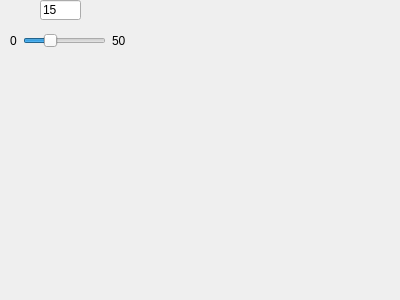
First picture: the form in uidemo25/form/config/systemconfig.ui, repository cgtcgr/cgt_project, before the edit.
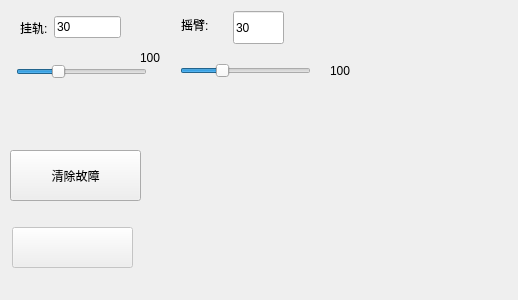
Second picture: the form after the edit.

What changed in the file:
```diff
--- a/uidemo25/form/config/systemconfig.ui
+++ b/uidemo25/form/config/systemconfig.ui
@@ -6,63 +6,174 @@
    <rect>
     <x>0</x>
     <y>0</y>
-    <width>400</width>
+    <width>518</width>
     <height>300</height>
    </rect>
   </property>
   <property name="windowTitle">
    <string>Form</string>
   </property>
-  <widget class="QLineEdit" name="lineEdit">
-   <property name="geometry">
-    <rect>
-     <x>40</x>
-     <y>0</y>
-     <width>41</width>
-     <height>20</height>
-    </rect>
-   </property>
-   <property name="text">
-    <string>15</string>
-   </property>
-  </widget>
-  <widget class="QWidget" name="layoutWidget">
+  <widget class="QPushButton" name="pushButton">
    <property name="geometry">
     <rect>
      <x>10</x>
-     <y>30</y>
-     <width>116</width>
-     <height>21</height>
+     <y>150</y>
+     <width>131</width>
+     <height>51</height>
+    </rect>
+   </property>
+   <property name="styleSheet">
+    <string notr="true">font: 18pt &quot;微软雅黑&quot;;</string>
+   </property>
+   <property name="text">
+    <string>清除故障</string>
+   </property>
+  </widget>
+  <widget class="QSlider" name="horizontalSlider_2">
+   <property name="geometry">
+    <rect>
+     <x>180</x>
+     <y>50</y>
+     <width>131</width>
+     <height>41</height>
+    </rect>
+   </property>
+   <property name="maximum">
+    <number>100</number>
+   </property>
+   <property name="singleStep">
+    <number>5</number>
+   </property>
+   <property name="value">
+    <number>30</number>
+   </property>
+   <property name="orientation">
+    <enum>Qt::Horizontal</enum>
+   </property>
+  </widget>
+  <widget class="QLineEdit" name="lineEdit_2">
+   <property name="geometry">
+    <rect>
+     <x>233</x>
+     <y>11</y>
+     <width>51</width>
+     <height>33</height>
+    </rect>
+   </property>
+   <property name="styleSheet">
+    <string notr="true">font: 12pt &quot;微软雅黑&quot;;</string>
+   </property>
+   <property name="text">
+    <string>30</string>
+   </property>
+  </widget>
+  <widget class="QLabel" name="label_3">
+   <property name="geometry">
+    <rect>
+     <x>330</x>
+     <y>60</y>
+     <width>24</width>
+     <height>22</height>
+    </rect>
+   </property>
+   <property name="text">
+    <string>100</string>
+   </property>
+  </widget>
+  <widget class="QLabel" name="label_5">
+   <property name="geometry">
+    <rect>
+     <x>181</x>
+     <y>11</y>
+     <width>45</width>
+     <height>27</height>
+    </rect>
+   </property>
+   <property name="styleSheet">
+    <string notr="true">font: 12pt &quot;微软雅黑&quot;;</string>
+   </property>
+   <property name="text">
+    <string>摇臂:</string>
+   </property>
+  </widget>
+  <widget class="QPushButton" name="pushButton_2">
+   <property name="enabled">
+    <bool>false</bool>
+   </property>
+   <property name="geometry">
+    <rect>
+     <x>12</x>
+     <y>227</y>
+     <width>121</width>
+     <height>41</height>
+    </rect>
+   </property>
+   <property name="text">
+    <string/>
+   </property>
+  </widget>
+  <widget class="QSlider" name="horizontalSlider">
+   <property name="geometry">
+    <rect>
+     <x>16</x>
+     <y>51</y>
+     <width>131</width>
+     <height>41</height>
+    </rect>
+   </property>
+   <property name="maximum">
+    <number>100</number>
+   </property>
+   <property name="singleStep">
+    <number>5</number>
+   </property>
+   <property name="value">
+    <number>30</number>
+   </property>
+   <property name="orientation">
+    <enum>Qt::Horizontal</enum>
+   </property>
+  </widget>
+  <widget class="QLabel" name="label">
+   <property name="geometry">
+    <rect>
+     <x>140</x>
+     <y>50</y>
+     <width>24</width>
+     <height>16</height>
+    </rect>
+   </property>
+   <property name="text">
+    <string>100</string>
+   </property>
+  </widget>
+  <widget class="QWidget" name="">
+   <property name="geometry">
+    <rect>
+     <x>20</x>
+     <y>10</y>
+     <width>101</width>
+     <height>35</height>
     </rect>
    </property>
    <layout class="QHBoxLayout" name="horizontalLayout">
     <item>
-     <widget class="QLabel" name="label_2">
+     <widget class="QLabel" name="label_4">
+      <property name="styleSheet">
+       <string notr="true">font: 12pt &quot;微软雅黑&quot;;</string>
+      </property>
       <property name="text">
-       <string>0</string>
+       <string>挂轨:</string>
       </property>
      </widget>
     </item>
     <item>
-     <widget class="QSlider" name="horizontalSlider">
-      <property name="maximum">
-       <number>50</number>
+     <widget class="QLineEdit" name="lineEdit">
+      <property name="styleSheet">
+       <string notr="true">font: 12pt &quot;微软雅黑&quot;;</string>
       </property>
-      <property name="singleStep">
-       <number>2</number>
-      </property>
-      <property name="value">
-       <number>15</number>
-      </property>
-      <property name="orientation">
-       <enum>Qt::Horizontal</enum>
-      </property>
-     </widget>
-    </item>
-    <item>
-     <widget class="QLabel" name="label">
       <property name="text">
-       <string>50</string>
+       <string>30</string>
       </property>
      </widget>
     </item>
```
